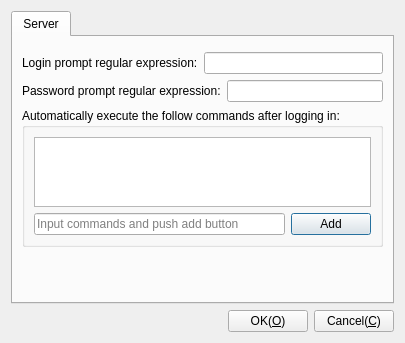
KangLin/RabbitRemoteControl, file Plugins/Telnet/DlgSettingsTelnet.ui: the form before one commit.
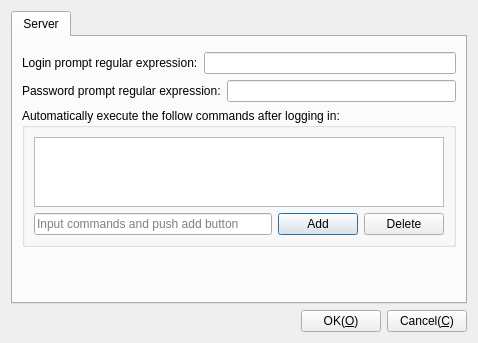
The form after the commit. Custom widgets are drawn as their Qt base class.

Commit message: Terminal: add delete button

```diff
--- a/Plugins/Telnet/DlgSettingsTelnet.ui
+++ b/Plugins/Telnet/DlgSettingsTelnet.ui
@@ -6,7 +6,7 @@
    <rect>
     <x>0</x>
     <y>0</y>
-    <width>405</width>
+    <width>478</width>
     <height>343</height>
    </rect>
   </property>
@@ -81,6 +81,13 @@
               </property>
              </widget>
             </item>
+            <item>
+             <widget class="QPushButton" name="pbDeleteCommands">
+              <property name="text">
+               <string>Delete</string>
+              </property>
+             </widget>
+            </item>
            </layout>
           </item>
          </layout>
```
The commit also changes 8 other files.
